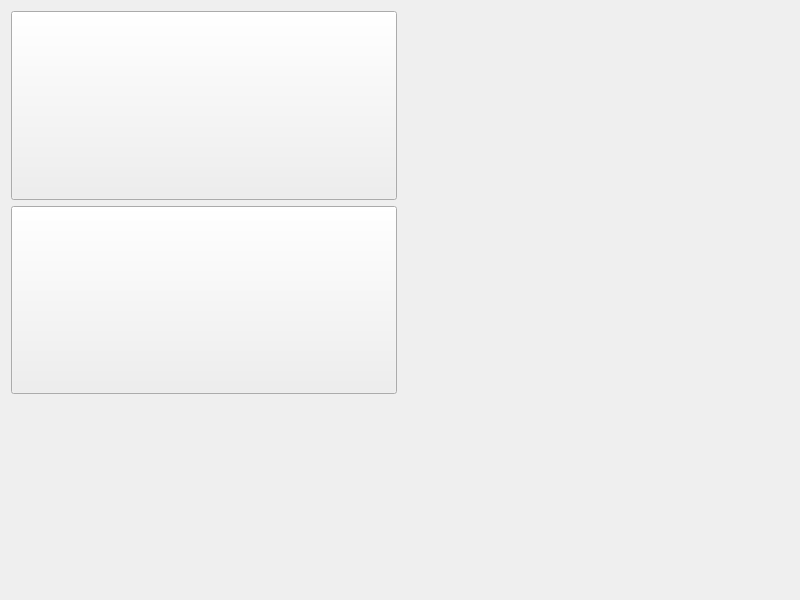
First picture: the form in uiTestWidget.ui, repository Hangon66/qtUiModule, before the edit.
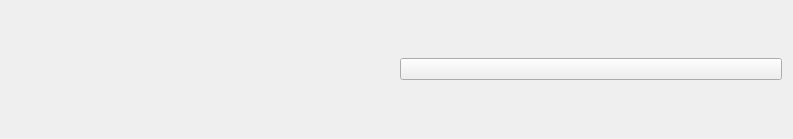
Second picture: the form after the edit. Custom widgets are drawn as their Qt base class.

```diff
--- a/uiTestWidget.ui
+++ b/uiTestWidget.ui
@@ -6,56 +6,27 @@
    <rect>
     <x>0</x>
     <y>0</y>
-    <width>800</width>
-    <height>600</height>
+    <width>793</width>
+    <height>139</height>
    </rect>
   </property>
   <property name="windowTitle">
    <string>uiTestWidget</string>
   </property>
-  <layout class="QGridLayout" name="gridLayout">
-   <item row="0" column="0">
-    <widget class="uiPushbutton" name="pushButton">
-     <property name="sizePolicy">
-      <sizepolicy hsizetype="Preferred" vsizetype="Preferred">
-       <horstretch>0</horstretch>
-       <verstretch>0</verstretch>
-      </sizepolicy>
-     </property>
-     <property name="text">
-      <string/>
-     </property>
-    </widget>
-   </item>
-   <item row="2" column="0">
-    <widget class="uiPushbutton" name="pushButton_2">
-     <property name="sizePolicy">
-      <sizepolicy hsizetype="Preferred" vsizetype="Preferred">
-       <horstretch>0</horstretch>
-       <verstretch>0</verstretch>
-      </sizepolicy>
-     </property>
-     <property name="text">
-      <string/>
-     </property>
-    </widget>
-   </item>
-   <item row="2" column="1">
-    <widget class="uiLabel" name="label_2">
-     <property name="text">
-      <string/>
-     </property>
-    </widget>
-   </item>
-   <item row="0" column="1">
+  <layout class="QHBoxLayout" name="horizontalLayout">
+   <item>
     <widget class="uiLabel" name="label">
      <property name="text">
       <string/>
      </property>
     </widget>
    </item>
-   <item row="3" column="0">
-    <widget class="uiWidget" name="widget" native="true"/>
+   <item>
+    <widget class="uiPushbutton" name="pushButton">
+     <property name="text">
+      <string/>
+     </property>
+    </widget>
    </item>
   </layout>
  </widget>
@@ -70,12 +41,6 @@
    <extends>QLabel</extends>
    <header>uilabel.h</header>
   </customwidget>
-  <customwidget>
-   <class>uiWidget</class>
-   <extends>QWidget</extends>
-   <header>uiwidget.h</header>
-   <container>1</container>
-  </customwidget>
  </customwidgets>
  <resources/>
  <connections/>
```
